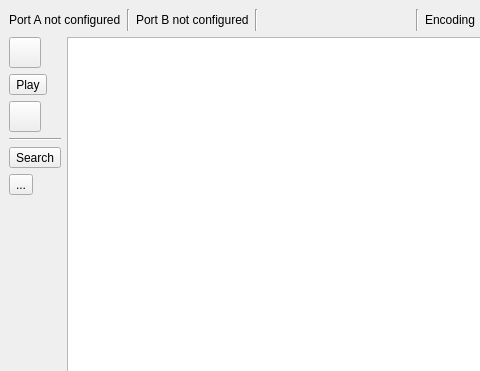
Before: the Qt Designer form MainWindow.ui in angel-acp10/qSerialSniffer, drawn with Qt 5; both pictures show x 0 to 480 and y 0 to 371 of the 563 by 485 pixel window.
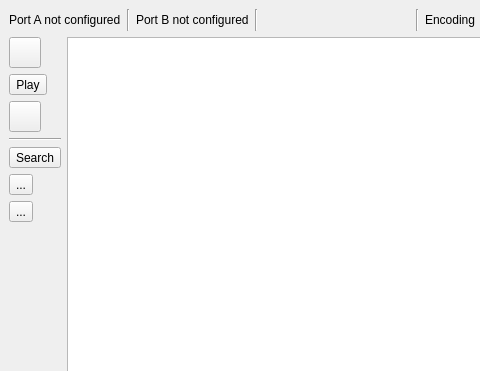
After: the same form once the commit is applied. Icons and pictures are not drawn.

What changed in the file:
```diff
--- a/MainWindow.ui
+++ b/MainWindow.ui
@@ -187,6 +187,23 @@
             </property>
            </widget>
           </item>
+          <item>
+           <widget class="QToolButton" name="reset_toolButton">
+            <property name="text">
+             <string>...</string>
+            </property>
+            <property name="icon">
+             <iconset resource="images.qrc">
+              <normaloff>:/images/trash3.svg</normaloff>:/images/trash3.svg</iconset>
+            </property>
+            <property name="iconSize">
+             <size>
+              <width>24</width>
+              <height>24</height>
+             </size>
+            </property>
+           </widget>
+          </item>
           <item>
            <spacer name="verticalSpacer">
             <property name="orientation">
```
